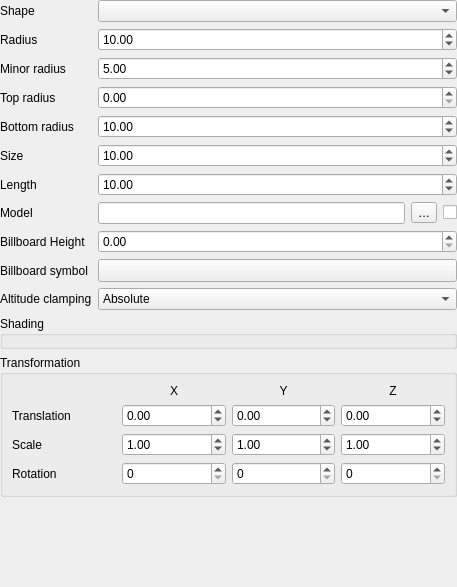
First picture: the form in src/ui/3d/point3dsymbolwidget.ui, repository qgis/QGIS, before the edit.
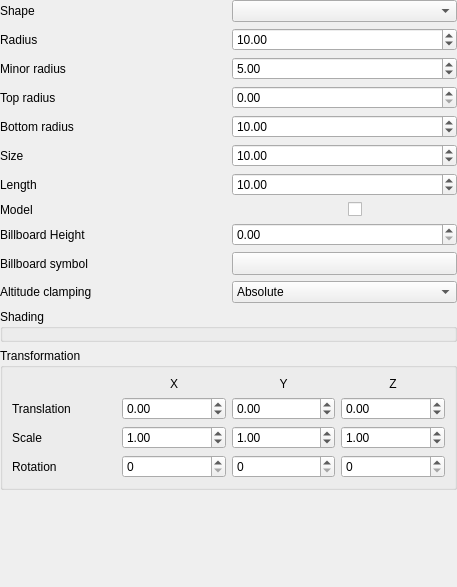
Second picture: the form after the edit. Custom widgets are drawn as their Qt base class.

Commit message: [FEATURE][3d] Enable embedded and remote 3D models for 3D point symbols

```diff
--- a/src/ui/3d/point3dsymbolwidget.ui
+++ b/src/ui/3d/point3dsymbolwidget.ui
@@ -238,14 +238,7 @@
      <item row="7" column="1">
       <layout class="QHBoxLayout" name="horizontalLayout">
        <item>
-        <widget class="QLineEdit" name="lineEditModel"/>
-       </item>
-       <item>
-        <widget class="QToolButton" name="btnModel">
-         <property name="text">
-          <string>…</string>
-         </property>
-        </widget>
+        <widget class="Qgs3DModelSourceLineEdit" name="lineEditModel"/>
        </item>
        <item>
         <widget class="QCheckBox" name="cbOverwriteMaterial">
@@ -424,6 +417,12 @@
   </layout>
  </widget>
  <customwidgets>
+  <customwidget>
+   <class>Qgs3DModelSourceLineEdit</class>
+   <extends>QWidget</extends>
+   <header>qgs3dmodelsourcelineedit.h</header>
+   <container>1</container>
+  </customwidget>
   <customwidget>
    <class>QgsPhongMaterialWidget</class>
    <extends>QWidget</extends>
```
Left out of the diff: 1 changed line with no effect on the pictures. The commit also changes 9 other files.
